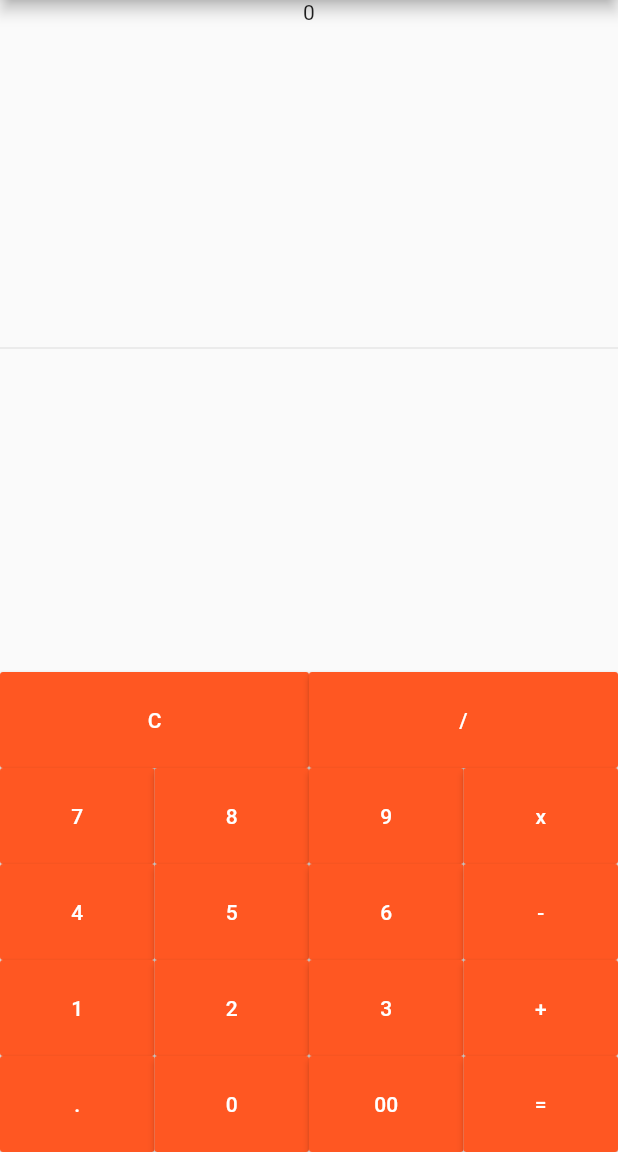
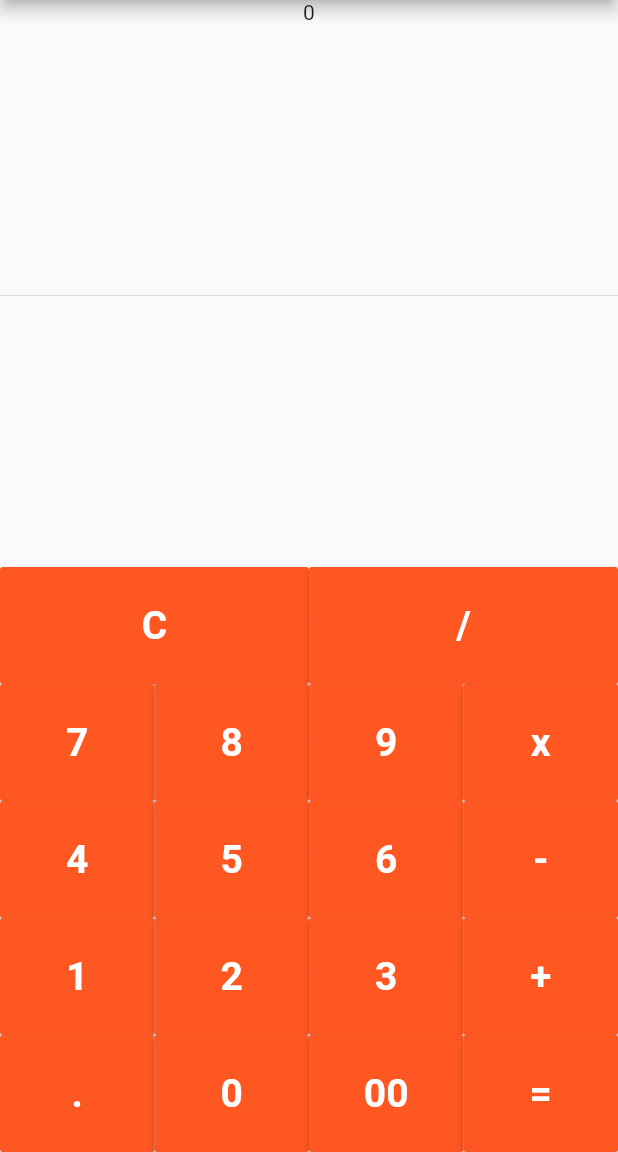
Before and after one commit to VBT-Intership/ErtugrulOzvardar-FlutterCalculator, a Flutter app: the screen it shows after launch, on a phone screen of 412 x 824 dp, the part 84-1236 px from its top. Run offline on Flutter 3.47's test engine with Material 2 defaults, Android fonts, the phone set to English and light mode, and no system bars.

Commit message:
Butonlarin fontSize ve fontWeight degerleri revize edildi.

```diff
--- a/simple_calculator/lib/main.dart
+++ b/simple_calculator/lib/main.dart
@@ -33,7 +33,7 @@ class _MyHomePageState extends State<MyHomePage> {
 Widget createButton(String number){
   return Expanded(
     child: MaterialButton(
-      child: Text(number),
+      child: Text(number, style: TextStyle(fontSize:26.0, fontWeight: FontWeight.bold)),
         onPressed: () => {},
         color: Colors.deepOrange,
         textColor: Colors.white,
```
